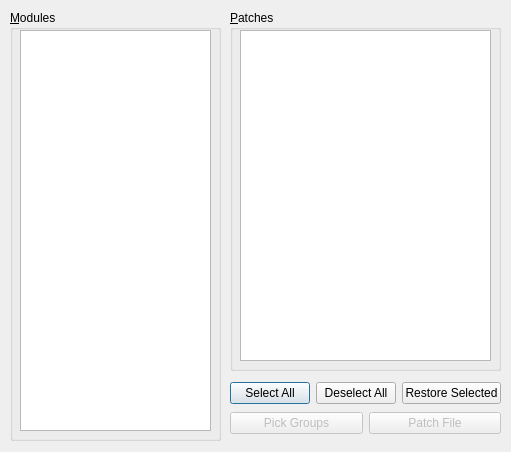
Before: the Qt Designer form x64_dbg_gui/Project/Src/Gui/PatchDialog.ui in x64dbg/x64dbg, drawn with Qt 5.
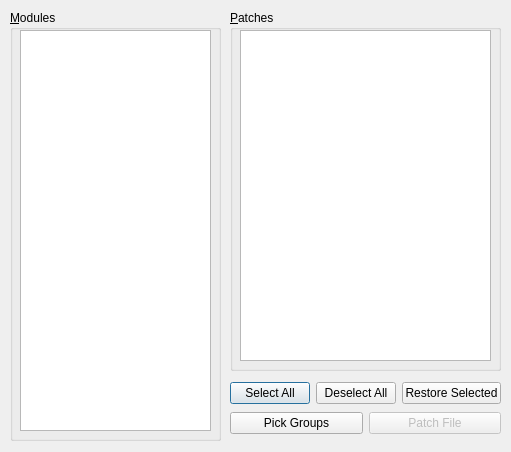
After: the same form once the commit is applied. Icons and pictures are not drawn.

Commit message: GUI: added PatchDialogGroupSelector dialog (to navigate through patch groups and toggle the checked status)

Diff of the .ui file:
```diff
--- a/x64_dbg_gui/Project/Src/Gui/PatchDialog.ui
+++ b/x64_dbg_gui/Project/Src/Gui/PatchDialog.ui
@@ -73,7 +73,7 @@
     </property>
    </widget>
   </widget>
-  <widget class="QWidget" name="">
+  <widget class="QWidget" name="layoutWidget">
    <property name="geometry">
     <rect>
      <x>230</x>
@@ -113,7 +113,7 @@
       <item>
        <widget class="QPushButton" name="btnPickGroups">
         <property name="enabled">
-         <bool>false</bool>
+         <bool>true</bool>
         </property>
         <property name="text">
          <string>Pick Groups</string>
```
The commit also changes 6 other files.
